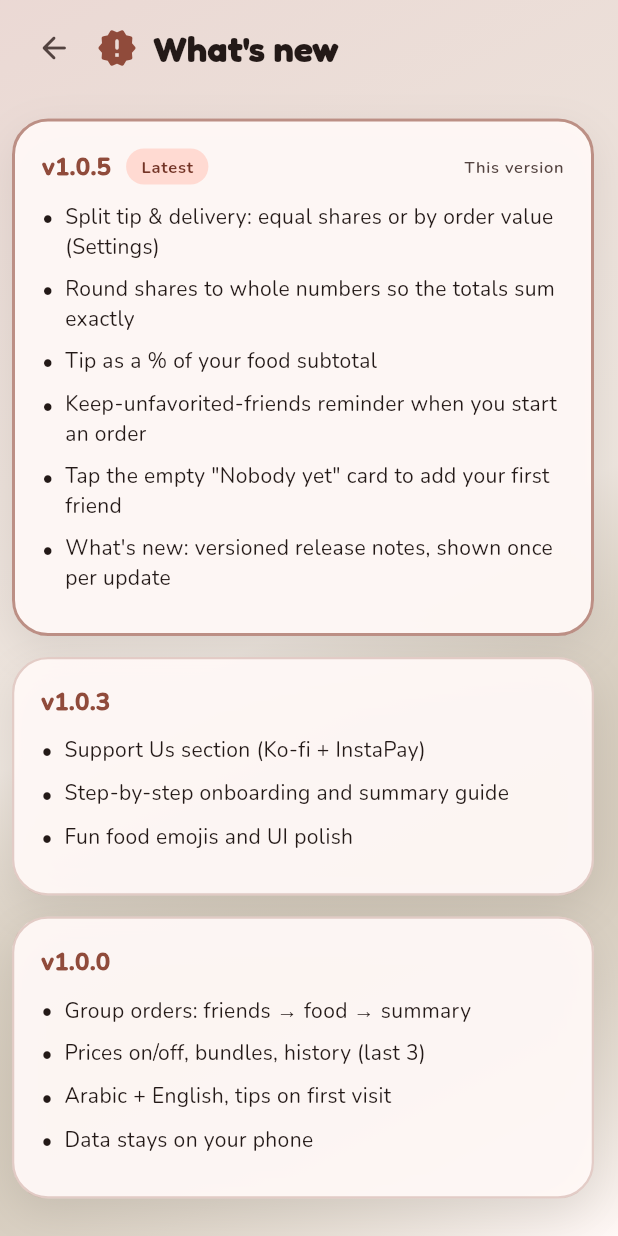
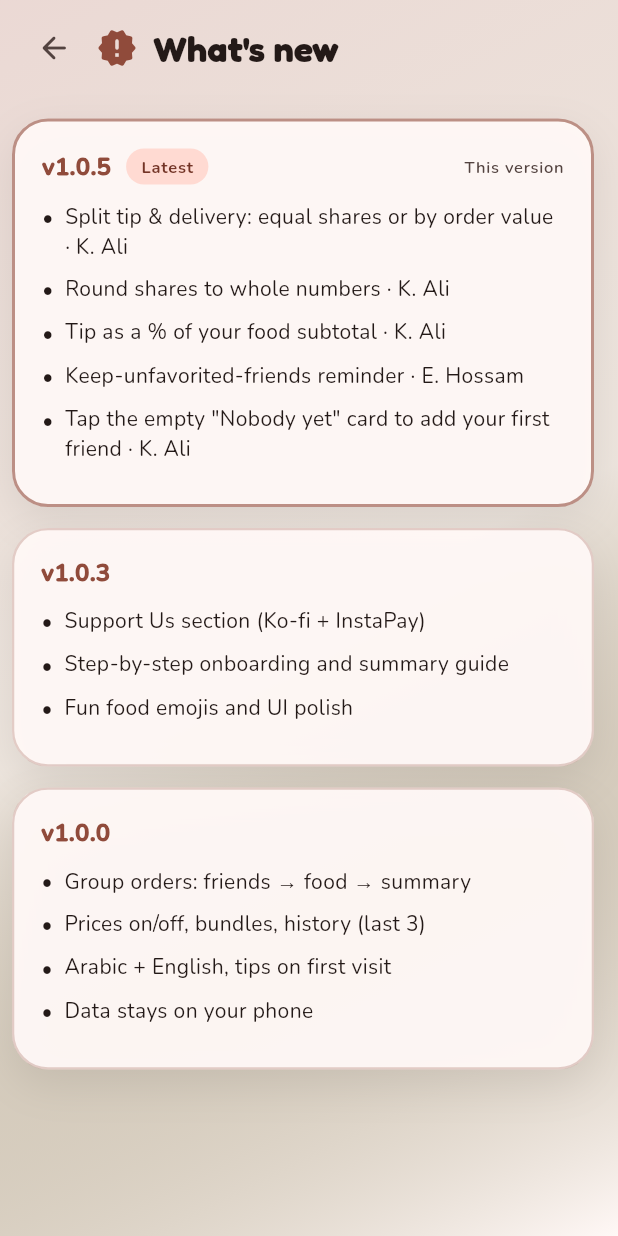
Before and after one commit to Juma1988/crew_bites, a Flutter app: the ChangelogPage screen opened by its route, on a phone screen of 412 x 824 dp. Run offline on Flutter 3.47's test engine with Material 3 defaults, Android fonts, the phone set to English and light mode, and no system bars; our stand-ins replace flutter_markdown, share_plus, shared_preferences; accounts and stored records are empty.

Commit message:
ui: wrap settings tiles in Material, credit changelog entries

```diff
--- a/lib/core/changelog.dart
+++ b/lib/core/changelog.dart
@@ -27,20 +27,18 @@ abstract final class Changelog {
     ChangelogEntry(
       version: '1.0.5',
       notesEn: [
-        'Split tip & delivery: equal shares or by order value (Settings)',
-        'Round shares to whole numbers so the totals sum exactly',
-        'Tip as a % of your food subtotal',
-        'Keep-unfavorited-friends reminder when you start an order',
-        'Tap the empty "Nobody yet" card to add your first friend',
-        'What\'s new: versioned release notes, shown once per update',
+        'Split tip & delivery: equal shares or by order value · K. Ali',
+        'Round shares to whole numbers · K. Ali',
+        'Tip as a % of your food subtotal · K. Ali',
+        'Keep-unfavorited-friends reminder · E. Hossam',
+        'Tap the empty "Nobody yet" card to add your first friend · K. Ali',
       ],
       notesAr: [
-        'قسمة البقشيش والتوصيل: بالتساوي أو حسب قيمة الطلب (الإعدادات)',
-        'قرّب النصيب للأرقام الصحيحة عشان المجاميع تظبط',
-        'بقشيش بنسبة % من قيمة الأكل',
-        'تذكير بالاحتفاظ بأصحابك غير المفضلين قبل ما تبدأ الطلب',
-        'دوس على "لسه مفيش حد" عشان تضيف أول صاحب',
-        'إيه الجديد: سجل الإصدارات، بيظهر مرة واحدة بعد كل تحديث',
+        'قسمة البقشيش والتوصيل: بالتساوي أو حسب قيمة الطلب · K. Ali',
+        'قرّب النصيب للأرقام الصحيحة · K. Ali',
+        'بقشيش بنسبة % من قيمة الأكل · K. Ali',
+        'تذكير بالاحتفاظ بأصحابك غير المفضلين · E. Hossam',
+        'دوس على "لسه مفيش حد" عشان تضيف أول صاحب · K. Ali',
       ],
     ),
     ChangelogEntry(
--- a/lib/screens/settings_page.dart
+++ b/lib/screens/settings_page.dart
@@ -401,7 +401,9 @@ class _SettingsPageState extends State<SettingsPage> {
                             },
                           ),
                           const SizedBox(height: 16),
-                          SwitchListTile(
+                          Material(
+                            color: Colors.transparent,
+                            child: SwitchListTile(
                               contentPadding: EdgeInsets.zero,
                               title: Text(strings.roundTotalsLabel),
                               subtitle: Text(strings.roundTotalsBody),
@@ -410,6 +412,7 @@ class _SettingsPageState extends State<SettingsPage> {
                                 AppHaptics.selectionClick();
                                 AppSettings.instance.setRoundTotals(v);
                               },
+                            ),
                           ),
                         ],
                       ),
@@ -663,7 +666,9 @@ class _SettingsPageState extends State<SettingsPage> {
                             ),
                           ),
                           const SizedBox(height: 14),
-                          ListTile(
+                          Material(
+                            color: Colors.transparent,
+                            child: ListTile(
                               contentPadding: EdgeInsets.zero,
                               leading: Icon(
                                 Icons.new_releases_rounded,
@@ -687,6 +692,7 @@ class _SettingsPageState extends State<SettingsPage> {
                                   ChangelogPage.route,
                                 );
                               },
+                            ),
                           ),
                           const SizedBox(height: 8),
                           OutlinedButton.icon(
```
Lines whose indentation alone changed are shown as unchanged.
